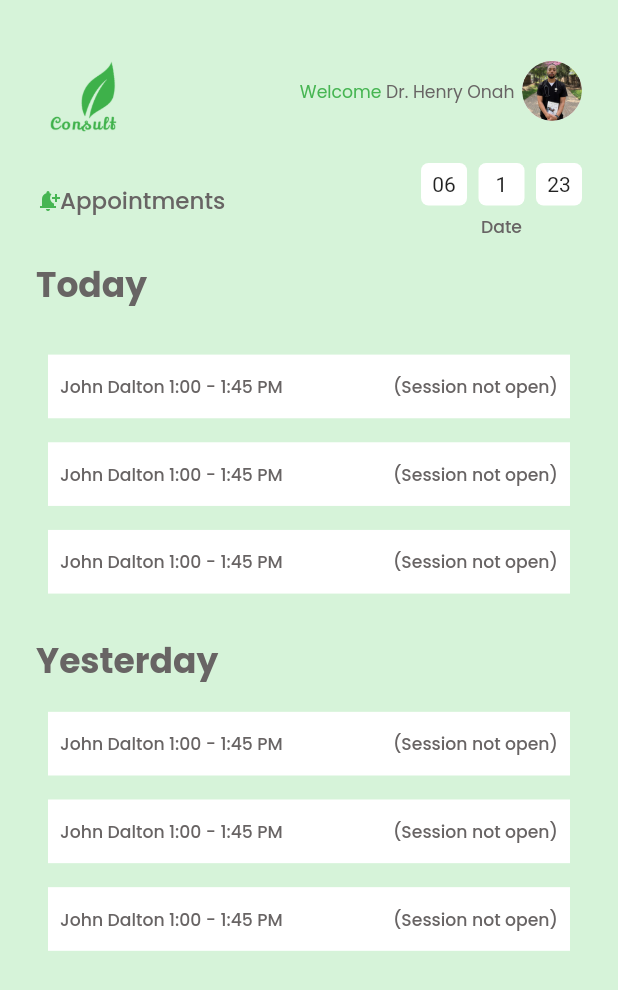
After one commit to Imma76/consultant, a Flutter app: the Appointments screen opened by its route, on a phone screen of 412 x 824 dp. The commit adds this screen. Shown: the top 990 px of the screen. Run offline on Flutter 3.47's test engine with Material 2 defaults, Android fonts, the phone set to English and light mode, and no system bars; our stand-ins replace firebase_core, flutter_riverpod, flutter_screenutil, gap, google_fonts; accounts and stored records are empty.

Commit message:
appointment sccreen

```diff
--- a/lib/src/routes/routes.dart
+++ b/lib/src/routes/routes.dart
@@ -1,6 +1,7 @@
 
 
 
+import 'package:consultant/src/views/appointments/appointments.dart';
 import 'package:consultant/src/views/authentication/confirmation_screen.dart';
 import 'package:consultant/src/views/authentication/great_job.dart';
 import 'package:flutter/material.dart';
@@ -18,6 +19,7 @@ Map<String,WidgetBuilder>routes={
   Homepage.id:(context)=>Homepage(),
   GreatJob.id:(context)=>GreatJob(),
   ConfirmationScreen.id:(context)=>ConfirmationScreen(),
-  Base.id:(context)=>Base()
+  Base.id:(context)=>Base(),
+  Appointments.id:(context)=>Appointments()
 
 };
--- /dev/null
+++ b/lib/src/views/appointments/appointments.dart
@@ -0,0 +1,122 @@
+import 'package:flutter/material.dart';
+import 'package:flutter_riverpod/flutter_riverpod.dart';
+import 'package:flutter_screenutil/flutter_screenutil.dart';
+import 'package:gap/gap.dart';
+import 'package:google_fonts/google_fonts.dart';
+
+import '../../themes/app_theme.dart';
+import '../home/home_page.dart';
+
+
+class Appointments extends ConsumerStatefulWidget {
+  static const id ='appointment';
+  const Appointments({
+    Key? key,
+  }) : super(key: key);
+
+  @override
+  ConsumerState createState() => _AppointmentsState();
+}
+
+class _AppointmentsState extends ConsumerState<Appointments> {
+  @override
+  Widget build(BuildContext context) {
+    return Scaffold(
+      backgroundColor:
+      AppTheme.lightGreen,
+      body: Padding(
+        padding: const EdgeInsets.only(left:24.0,right:24),
+        child: Column(
+          crossAxisAlignment: CrossAxisAlignment.start,
+          children: [
+            Gap(30.h),
+            Row(
+              children: [
+                Image.asset('assets/app_logo.png',width: 87.w,height:77.h),
+                Spacer(),
+                // Icon(Icons.notification_add
+                // ,size: 16,color: AppTheme.primary,),
+                Avatar()
+
+              ],
+            ),
+            Gap(16.h),
+            Row(
+              children: [
+                Icon(Icons.notification_add
+                  ,size: 16,color: AppTheme.primary,),
+                Text('Appointments',style:  GoogleFonts.poppins(color: AppTheme.black2,fontSize: 16.sp,fontWeight: FontWeight.w500) ),
+                Spacer(),
+                Column(
+                  children: [
+                    Row(
+
+                      children: [
+                        TimeWidget(time: '06',),Gap(8.w), TimeWidget(time: '1',),Gap(8.w), TimeWidget(time: '23',)
+
+                      ],
+                    ),
+                    Gap(5),
+                    Text('Date',style:  GoogleFonts.poppins(color: AppTheme.black2,fontSize: 12.sp,fontWeight: FontWeight.w500) )
+                  ],
+                )
+              ],
+            ),
+            Gap(16.h),
+            Text('Today',style:  GoogleFonts.poppins(color: AppTheme.black2,fontSize: 24.sp,fontWeight: FontWeight.w700) ),
+           Gap(24.h),
+            ListView.builder(
+              shrinkWrap: true,
+              itemCount: 3,
+              itemBuilder: (context,indec) {
+                return Padding(
+                  padding: const EdgeInsets.all(8.0),
+                  child: AppointmentCard(),
+                );
+              }
+            ),
+            Gap(20),
+            Text('Yesterday',style:  GoogleFonts.poppins(color: AppTheme.black2,fontSize: 24.sp,fontWeight: FontWeight.w700) ),
+            Gap(10.h),
+            ListView.builder(
+                shrinkWrap: true,
+                itemCount: 3,
+                itemBuilder: (context,indec) {
+                  return Padding(
+                    padding: const EdgeInsets.all(8.0),
+                    child: AppointmentCard(),
+                  );
+                }
+            ),
+          ],
+        ),
+      ),
+    );
+  }
+}
+
+class AppointmentCard extends StatelessWidget {
+  const AppointmentCard({
+    Key? key,
+  }) : super(key: key);
+
+  @override
+  Widget build(BuildContext context) {
+    return Container(
+      height:48.h,width:382.w,
+      child: Padding(
+        padding: const EdgeInsets.all(8.0),
+        child: Row(
+          children: [
+            Text('John Dalton 1:00 - 1:45 PM  ',style:  GoogleFonts.poppins(color: AppTheme.black2,fontSize: 12.sp,fontWeight: FontWeight.w500)),
+
+
+            Spacer(),
+            Text('(Session not open)',style:  GoogleFonts.poppins(color: AppTheme.black2,fontSize: 12.sp,fontWeight: FontWeight.w500))
+          ],
+        ),
+      ),
+      decoration: BoxDecoration(color: AppTheme.white),
+    );
+  }
+}
--- a/lib/src/views/home/base.dart
+++ b/lib/src/views/home/base.dart
@@ -1,6 +1,8 @@
 import 'package:consultant/src/themes/app_theme.dart';
 import 'package:consultant/src/views/home/home_page.dart';
 import 'package:flutter/material.dart';
+
+import '../appointments/appointments.dart';
 
 
 class Base extends StatefulWidget {
@@ -14,10 +16,9 @@ class Base extends StatefulWidget {
 class _BaseState extends State<Base> {
   List<Widget> widgetList=[
     Homepage(),
+    Appointments(),
     Homepage(),
     Homepage(),
-    Homepage(
-    ),
   ];
   int currentIndex =0;
   @override
```
Also changed, not shown: lib/src/views/home/home_page.dart (+1 -16 lines).
